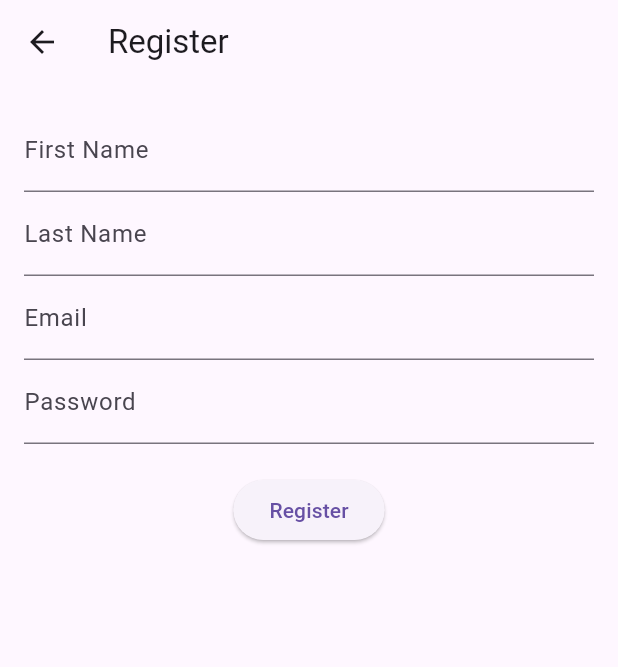
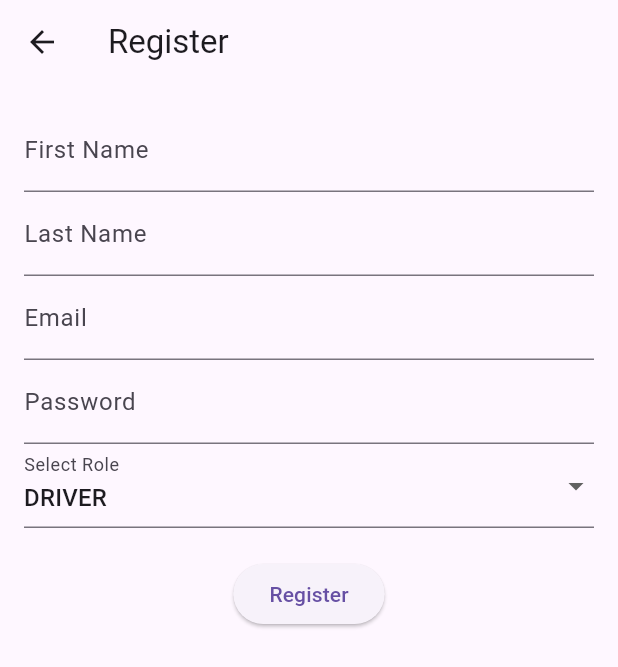
Before and after one commit to Zubayrlatief/frontend-motocyle-tracking, a Flutter app: the RegisterScreen screen opened by its route, after a tap on "Register", on a phone screen of 412 x 824 dp. Shown: the top 667 px of the screen. Run offline on Flutter 3.47's test engine with Material 3 defaults, Android fonts, the phone set to English and light mode, and no system bars; network calls fail.

Commit message:
working register

```diff
--- a/lib/screens/register_screen.dart
+++ b/lib/screens/register_screen.dart
@@ -11,6 +11,7 @@ class _RegisterScreenState extends State<RegisterScreen> {
   final TextEditingController _lastNameController = TextEditingController();
   final TextEditingController _emailController = TextEditingController();
   final TextEditingController _passwordController = TextEditingController();
+  String _selectedRole = "driver"; // Default role
 
   void _register() async {
     final response = await ApiService.registerUser(
@@ -18,6 +19,7 @@ class _RegisterScreenState extends State<RegisterScreen> {
       _lastNameController.text,
       _emailController.text,
       _passwordController.text,
+      _selectedRole,
     );
 
     if (response["status"] == 201) {
@@ -40,6 +42,21 @@ class _RegisterScreenState extends State<RegisterScreen> {
             TextField(controller: _lastNameController, decoration: InputDecoration(labelText: "Last Name")),
             TextField(controller: _emailController, decoration: InputDecoration(labelText: "Email")),
             TextField(controller: _passwordController, decoration: InputDecoration(labelText: "Password"), obscureText: true),
+
+            // Role Dropdown (Driver or Renter)
+            DropdownButtonFormField<String>(
+              value: _selectedRole,
+              items: ["driver", "renter"].map((role) {
+                return DropdownMenuItem(value: role, child: Text(role.toUpperCase()));
+              }).toList(),
+              onChanged: (value) {
+                setState(() {
+                  _selectedRole = value!;
+                });
+              },
+              decoration: InputDecoration(labelText: "Select Role"),
+            ),
+
             SizedBox(height: 20),
             ElevatedButton(onPressed: _register, child: Text("Register")),
           ],
--- a/lib/services/api_service.dart
+++ b/lib/services/api_service.dart
@@ -2,20 +2,24 @@ import 'dart:convert';
 import 'package:http/http.dart' as http;
 
 class ApiService {
-  static const String baseUrl = "btdkvpqextwmybj06nul-mysql.services.clever-cloud.com"; // Update this with your backend URL
+  static const String baseUrl = "http://localhost:5000"; // Update this with your backend URL
 
-  // REGISTER USER
-  static Future<Map<String, dynamic>> registerUser(String firstName, String lastName, String email, String password) async {
+static Future<Map<String, dynamic>> registerUser(
+    String firstName, String lastName, String email, String password, String role) async {
   final response = await http.post(
-      Uri.parse('$baseUrl/users'),
+    Uri.parse('$baseUrl/users'), // Ensure this is your correct API URL
     headers: {"Content-Type": "application/json"},
     body: jsonEncode({
       "firstName": firstName,
       "lastName": lastName,
       "emailAdd": email,
-        "userPass": password
+      "userPass": password,
+      "userRole": role
     }),
   );
+
+  print("Response Status: ${response.statusCode}");
+  print("Response Body: ${response.body}");
 
   return jsonDecode(response.body);
 }
```
Lines whose indentation alone changed are shown as unchanged.
